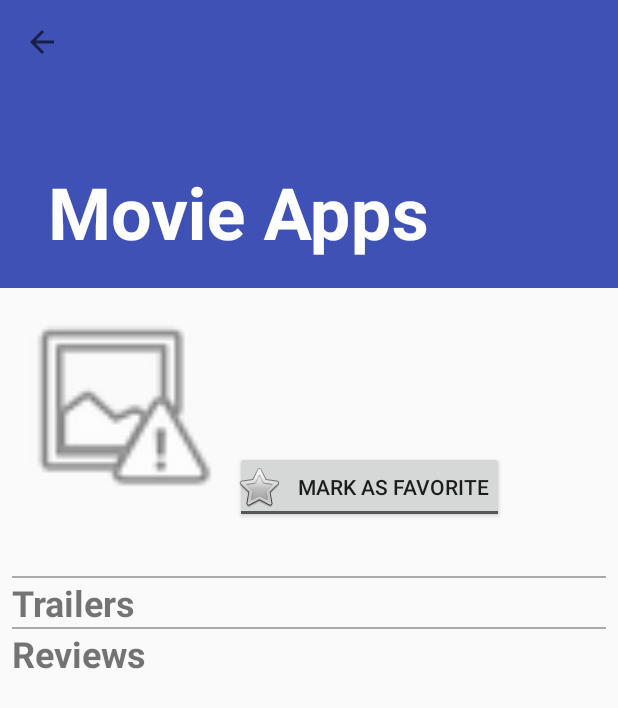
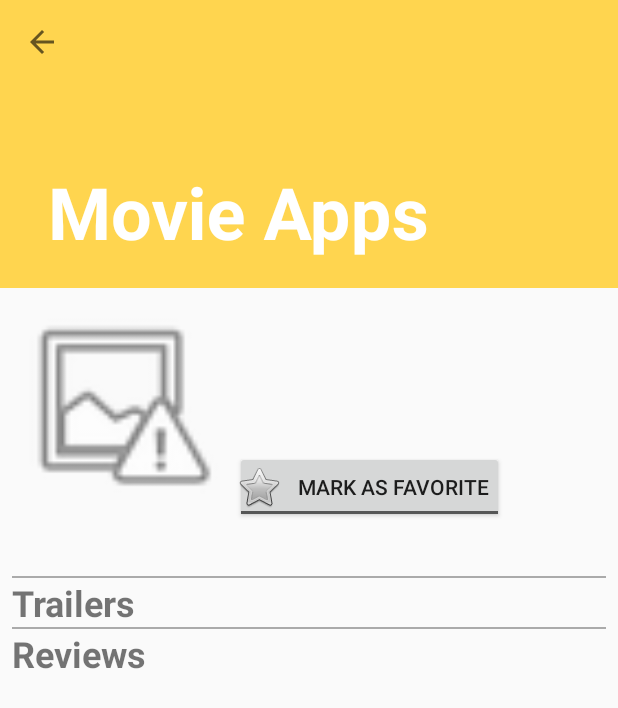
Before and after one commit to endo199/android-movie-apps, an Android app: the DetailActivity screen opened directly, with no data from a screen before it, on a phone screen of 412 x 824 dp. Shown: the top 708 px of the screen. Run offline under Robolectric (Android 15) with nearby library versions, the phone set to English and light mode, and no system bars; our stand-ins replace Picasso; pictures from the network do not load.

Commit message:
minor update on UI

```diff
--- a/app/src/main/java/com/suhendro/movieapps/MainActivity.java
+++ b/app/src/main/java/com/suhendro/movieapps/MainActivity.java
@@ -67,7 +67,6 @@ public class MainActivity extends AppCompatActivity implements MovieAdapter.List
         super.onCreate(savedInstanceState);
         setContentView(R.layout.activity_main);
 
-        // TODO: fix the title and action menu color, change it into white or template color
         Toolbar toolbar = (Toolbar) findViewById(R.id.toolbar);
         setSupportActionBar(toolbar);
 
--- a/app/src/main/res/layout/activity_detail.xml
+++ b/app/src/main/res/layout/activity_detail.xml
@@ -1,10 +1,11 @@
 <?xml version="1.0" encoding="utf-8"?>
 <android.support.design.widget.CoordinatorLayout xmlns:android="http://schemas.android.com/apk/res/android"
+    xmlns:app="http://schemas.android.com/apk/res-auto"
     xmlns:tools="http://schemas.android.com/tools"
-    xmlns:app="http://schemas.android.com/apk/res-auto"
+    android:layout_width="match_parent"
+    android:layout_height="match_parent"
     android:fitsSystemWindows="true"
-    android:layout_width="match_parent"
-    android:layout_height="match_parent">
+    app:layout_collapseMode="pin">
 
     <android.support.design.widget.AppBarLayout
         android:id="@+id/appbar"
@@ -16,9 +17,8 @@
             android:id="@+id/collapse_toolbar"
             android:layout_width="match_parent"
             android:layout_height="match_parent"
-            android:fitsSystemWindows="true"
             app:collapsedTitleTextAppearance="@style/TextAppearance.AppCompat.Widget.ActionBar.Title.Inverse"
-            app:contentScrim="?attr/colorPrimary"
+            app:contentScrim="?attr/colorPrimaryDark"
             app:expandedTitleTextAppearance="@style/ExpandAppBarTitle"
             app:layout_scrollFlags="scroll|exitUntilCollapsed|enterAlwaysCollapsed"
             app:layout_scrollInterpolator="@android:anim/decelerate_interpolator"
@@ -40,8 +40,7 @@
                 android:id="@+id/toolbar"
                 android:layout_width="match_parent"
                 android:layout_height="?attr/actionBarSize"
-                app:layout_collapseMode="parallax"
-                app:titleTextColor="@android:color/white"
+                app:layout_collapseMode="pin"
                 tools:title="Title" />
         </android.support.design.widget.CollapsingToolbarLayout>
     </android.support.design.widget.AppBarLayout>
@@ -113,8 +112,8 @@
                     android:layout_width="wrap_content"
                     android:layout_height="wrap_content"
                     android:layout_marginTop="8dp"
+                    android:button="@android:drawable/btn_star_big_off"
                     android:checked="false"
-                    android:button="@android:drawable/btn_star_big_off"
                     android:onClick="setFavorite"
                     android:padding="10dp"
                     android:textOff="@string/mark_as_favorite"
--- a/app/src/main/res/layout/activity_main.xml
+++ b/app/src/main/res/layout/activity_main.xml
@@ -14,7 +14,6 @@
         android:background="?attr/colorPrimary"
         android:minHeight="?attr/actionBarSize"
         android:theme="?attr/actionBarTheme"
-        app:titleTextColor="@android:color/white"
         tools:title="Apps Title" />
 
     <FrameLayout
--- a/app/src/main/res/values/colors.xml
+++ b/app/src/main/res/values/colors.xml
@@ -1,6 +1,6 @@
 <?xml version="1.0" encoding="utf-8"?>
 <resources>
-    <color name="colorPrimary">#3F51B5</color>
-    <color name="colorPrimaryDark">#303F9F</color>
-    <color name="colorAccent">#FF4081</color>
+    <color name="colorPrimary">#ffd54f</color>
+    <color name="colorPrimaryDark">#c8a415</color>
+    <color name="colorAccent">#ffff81</color>
 </resources>
--- a/app/src/main/res/values/styles.xml
+++ b/app/src/main/res/values/styles.xml
@@ -6,6 +6,7 @@
         <item name="colorPrimary">@color/colorPrimary</item>
         <item name="colorPrimaryDark">@color/colorPrimaryDark</item>
         <item name="colorAccent">@color/colorAccent</item>
+        <!--<item name="colorControlNormal">@android:color/white</item>-->
     </style>
 
     <style name="ExpandAppBarTitle" parent="Base.TextAppearance.AppCompat.Large.Inverse">
```
Also changed, not shown: app/src/main/java/com/suhendro/movieapps/DetailActivity.java (+2 -140 lines).
